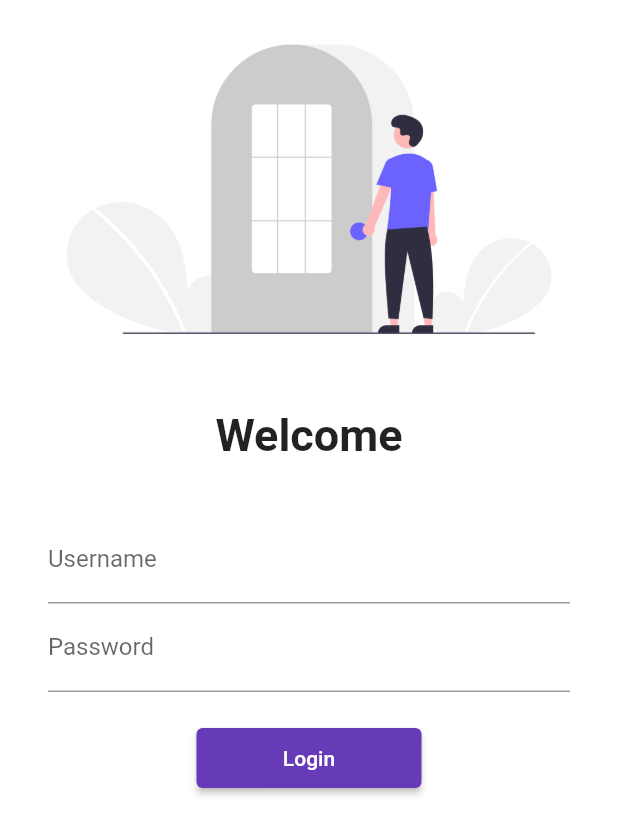
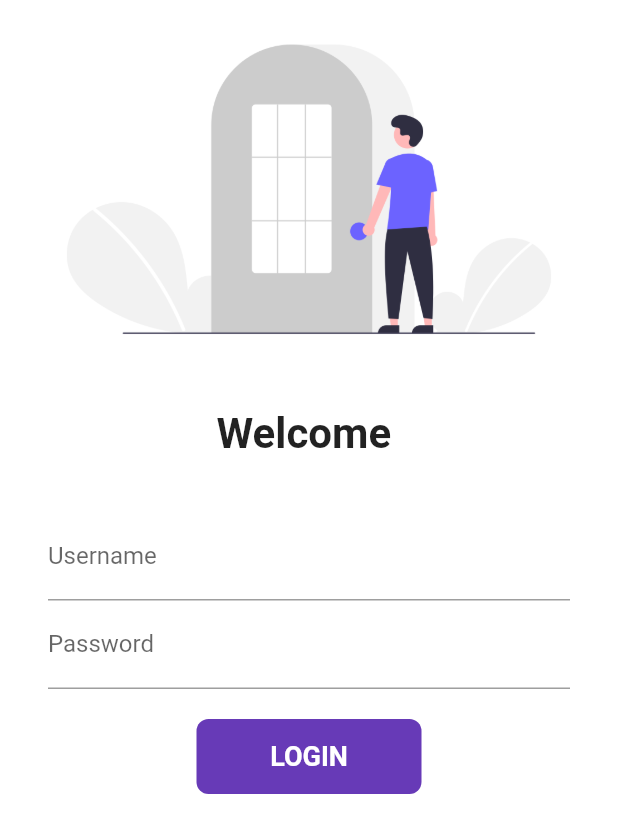
Before and after one commit to xmartgithub/30DaysOfFlutter, a Flutter app: the screen it shows after launch, on a phone screen of 412 x 824 dp. Shown: the top 835 px of the screen. Run offline on Flutter 3.47's test engine with Material 2 defaults, Android fonts, the phone set to English and light mode, and no system bars.

Commit message:
Day 8 completed

```diff
--- a/lib/pages/login_page.dart
+++ b/lib/pages/login_page.dart
@@ -1,12 +1,38 @@
 import 'package:flutter/material.dart';
 import 'package:thirty_day_of_flutter/utils/routes.dart';
 
-class LoginPage extends StatelessWidget {
+class LoginPage extends StatefulWidget {
+  @override
+  _LoginPageState createState() => _LoginPageState();
+}
+
+class _LoginPageState extends State<LoginPage> {
+  String name = "";
+  bool changeButton = false;
+
+  final _formKey = GlobalKey<FormState>();
+
+  moveToHome(BuildContext context) async {
+    if (_formKey.currentState.validate()) {
+      setState(() {
+        changeButton = true;
+      });
+      await Future.delayed(Duration(seconds: 1));
+      await Navigator.pushNamed(context, MyRoutes.homeRoute);
+      setState(() {
+        changeButton = false;
+      });
+
+  }
+  }
+
   @override
   Widget build(BuildContext context) {
     return Material(
         color: Colors.white,
         child: SafeArea(
+          child: Form(
+            key: _formKey,
             child: Column(
               children: [
                 Image.asset(
@@ -17,9 +43,9 @@ class LoginPage extends StatelessWidget {
                   height: 20.0,
                 ),
                 Text(
-                "Welcome",
+                  "Welcome $name",
                   style: TextStyle(
-                  fontSize: 30.0,
+                    fontSize: 28.0,
                     fontWeight: FontWeight.bold,
                   ),
                 ),
@@ -27,8 +53,8 @@ class LoginPage extends StatelessWidget {
                   height: 20.0,
                 ),
                 Padding(
-                padding:
-                const EdgeInsets.symmetric(vertical: 16.0, horizontal: 32.0),
+                  padding: const EdgeInsets.symmetric(
+                      vertical: 16.0, horizontal: 32.0),
                   child: Column(
                     children: [
                       TextFormField(
@@ -36,6 +62,16 @@ class LoginPage extends StatelessWidget {
                           hintText: "Enter username",
                           labelText: "Username",
                         ),
+                        onChanged: (value) {
+                          name = value;
+                          setState(() {});
+                        },
+                        validator: (value) {
+                          if (value.isEmpty) {
+                            return "Username cannot be empty";
+                          }
+                          return null;
+                        },
                       ),
                       TextFormField(
                         obscureText: true,
@@ -43,24 +79,51 @@ class LoginPage extends StatelessWidget {
                           hintText: "Enter password",
                           labelText: "Password",
                         ),
+                        validator: (value) {
+                          if (value.isEmpty) {
+                            return "Username cannot be empty";
+                          } else if (value.length < 8) {
+                            return "Password must be at least 8 characters";
+                          }
+                          return null;
+                        },
                       ),
                       SizedBox(
                         height: 20.0,
                       ),
-                    ElevatedButton(
-                      child: Text("Login"),
-                      style: TextButton.styleFrom(
-                        minimumSize: Size(150,40)
+                      Material(
+                        color: Colors.deepPurple,
+                        borderRadius:
+                        BorderRadius.circular(changeButton ? 50.0 : 8),
+                        child: InkWell(
+                          onTap: () => moveToHome(context),
+                          child: AnimatedContainer(
+                            duration: Duration(seconds: 1),
+                            width: changeButton ? 50 : 150.0,
+                            height: 50.0,
+                            alignment: Alignment.center,
+                            child: changeButton
+                                ? Icon(
+                              Icons.done,
+                              color: Colors.white,
+                            )
+                                : Text(
+                              "LOGIN",
+                              style: TextStyle(
+                                color: Colors.white,
+                                fontSize: 18,
+                                fontWeight: FontWeight.bold,
                               ),
-                      onPressed: () {
-                        Navigator.pushNamed(context, MyRoutes.homeRoute);
-                      },
-                    )
+                            ),
+                          ),
+                        ),
+                      ),
                     ],
                   ),
                 )
               ],
             ),
+          ),
         ));
   }
 }
```
Lines whose indentation alone changed are shown as unchanged.
